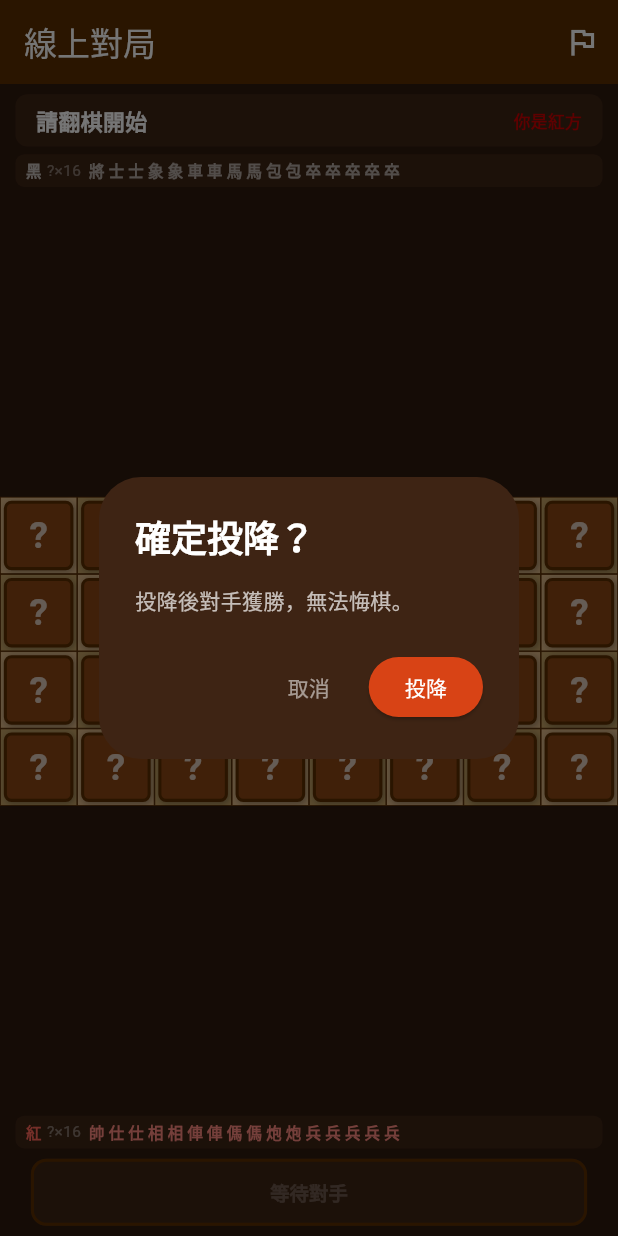
After one commit to c879873067877881111/Fast-Chinese-Chess, a Flutter app: the OnlineGameScreen screen opened directly, after a tap on the "flag" icon, on a phone screen of 412 x 824 dp. The commit adds this screen. Run offline on Flutter 3.47's test engine with Material 3 defaults, Android fonts, the phone set to English and light mode, and no system bars; our stand-ins replace cloud_firestore, firebase_auth, firebase_core, flutter_riverpod; accounts and stored records are empty; network calls fail.

Commit message:
feat: WaitingScreen 配對等待 + OnlineGameScreen 線上對局畫面
WaitingScreen：
- initState 觸發 matchmakingProvider.search(mode)
- 找到對手後設定 onlineRoomIdProvider，pushReplacement 進入對局
- PopScope 攔截返回鍵，先 cancel() 再離開

OnlineGameScreen：
- 狀態列顯示你的回合 / 等待對手 / 連吃中 + 你是紅/黑方
- 對手棋子在上、己方棋子在下
- 非我方回合不顯示合法移動高亮
- 連吃時啟用「停止連吃」按鈕
- 投降二次確認 dialog；遊戲結束顯示勝負橫幅 + 回到大廳

LobbyScreen 加入線上對戰入口（標準模式）

```diff
--- /dev/null
+++ b/lib/presentation/screens/online_game_screen.dart
@@ -0,0 +1,457 @@
+// 線上對戰畫面：狀態列、對手/我方棋子清單、棋盤、結束連吃 / 投降按鈕、結局橫幅
+import 'dart:math';
+import 'package:flutter/material.dart';
+import 'package:flutter_riverpod/flutter_riverpod.dart';
+import '../../core/enums.dart';
+import '../../core/position.dart';
+import '../../domain/entities/board.dart';
+import '../../domain/entities/piece.dart';
+import '../providers/online_game_provider.dart';
+import '../widgets/chess_piece.dart';
+
+class OnlineGameScreen extends ConsumerWidget {
+  const OnlineGameScreen({super.key});
+
+  @override
+  Widget build(BuildContext context, WidgetRef ref) {
+    final onlineState = ref.watch(onlineGameProvider);
+    final notifier = ref.read(onlineGameProvider.notifier);
+    final state = onlineState.gameState;
+
+    final opponentColor = onlineState.myColor == PieceColor.red
+        ? PieceColor.black
+        : PieceColor.red;
+
+    return PopScope(
+      // 遊戲結束後可直接返回；進行中攔截並詢問投降
+      canPop: onlineState.gameOver,
+      onPopInvokedWithResult: (didPop, _) {
+        if (!didPop) _showResignDialog(context, ref, onlineState);
+      },
+      child: Scaffold(
+        backgroundColor: const Color(0xFF2E1A0E),
+        appBar: AppBar(
+          title: Text(_modeName(onlineState.room?.mode)),
+          backgroundColor: const Color(0xFF5C2E00),
+          foregroundColor: Colors.white,
+          actions: [
+            if (!onlineState.gameOver)
+              IconButton(
+                icon: const Icon(Icons.flag_outlined),
+                tooltip: '投降',
+                onPressed: () => _showResignDialog(context, ref, onlineState),
+              ),
+          ],
+        ),
+        body: LayoutBuilder(
+          builder: (context, constraints) {
+            final shortSide = min(constraints.maxWidth, constraints.maxHeight);
+            final scale = (shortSide / 480).clamp(0.6, 1.5);
+
+            return Column(
+              children: [
+                SizedBox(height: 8 * scale),
+                Padding(
+                  padding: EdgeInsets.symmetric(horizontal: 12 * scale),
+                  child: _buildStatusBar(onlineState, scale),
+                ),
+                SizedBox(height: 6 * scale),
+                _buildPieceInventory(state.board, opponentColor, scale),
+                SizedBox(height: 4 * scale),
+                Expanded(
+                  child: Center(
+                    child: _OnlineChessBoardWidget(scale: scale),
+                  ),
+                ),
+                SizedBox(height: 4 * scale),
+                _buildPieceInventory(state.board, onlineState.myColor, scale),
+                SizedBox(height: 8 * scale),
+                Padding(
+                  padding: EdgeInsets.symmetric(horizontal: 24 * scale),
+                  child: _buildActionButton(onlineState, notifier, scale),
+                ),
+                if (onlineState.gameOver)
+                  _buildGameOverBanner(context, onlineState, scale),
+                SizedBox(height: 8 * scale),
+              ],
+            );
+          },
+        ),
+      ),
+    );
+  }
+
+  // ── 狀態列 ──────────────────────────────────────────────────────────────────
+
+  Widget _buildStatusBar(OnlineGameState s, double scale) {
+    final String label;
+    final Color bg;
+
+    if (s.gameOver) {
+      label = '遊戲結束';
+      bg = const Color(0xFF3E2414);
+    } else if (s.gameState.currentTurn == null) {
+      label = '請翻棋開始';
+      bg = const Color(0xFF3E2414);
+    } else if (s.gameState.turnState == TurnState.chainCapture) {
+      label = s.isMyTurn ? '連吃中 — 繼續或結束' : '對手連吃中...';
+      bg = const Color(0xFF4E342E);
+    } else if (s.isMyTurn) {
+      label = '你的回合';
+      bg = const Color(0xFF1B4332);
+    } else {
+      label = '等待對手...';
+      bg = const Color(0xFF3E2414);
+    }
+
+    final myColorLabel = s.myColor == PieceColor.red ? '你是紅方' : '你是黑方';
+    final myColorVal =
+        s.myColor == PieceColor.red ? const Color(0xFFCC0000) : Colors.white60;
+
+    return Container(
+      width: double.infinity,
+      padding:
+          EdgeInsets.symmetric(horizontal: 16 * scale, vertical: 8 * scale),
+      decoration: BoxDecoration(
+        color: bg,
+        borderRadius: BorderRadius.circular(8),
+      ),
+      child: Row(
+        children: [
+          Expanded(
+            child: Text(
+              label,
+              style: TextStyle(
+                color: Colors.white,
+                fontSize: 17 * scale,
+                fontWeight: FontWeight.bold,
+              ),
+            ),
+          ),
+          Text(
+            myColorLabel,
+            style: TextStyle(
+              color: myColorVal,
+              fontSize: 13 * scale,
+              fontWeight: FontWeight.bold,
+            ),
+          ),
+        ],
+      ),
+    );
+  }
+
+  // ── 操作按鈕（結束連吃 / 投降佔位） ─────────────────────────────────────────
+
+  Widget _buildActionButton(
+    OnlineGameState s,
+    OnlineGameStateNotifier notifier,
+    double scale,
+  ) {
+    final isChaining =
+        s.gameState.turnState == TurnState.chainCapture && s.isMyTurn;
+
+    return SizedBox(
+      width: double.infinity,
+      height: 52 * scale,
+      child: ElevatedButton(
+        onPressed: isChaining ? () => notifier.endChain() : null,
+        style: ElevatedButton.styleFrom(
+          backgroundColor:
+              isChaining ? const Color(0xFFD84315) : const Color(0xFF3E2414),
+          foregroundColor: Colors.white,
+          disabledBackgroundColor: const Color(0xFF3E2414),
+          disabledForegroundColor: Colors.white24,
+          shape: RoundedRectangleBorder(
+            borderRadius: BorderRadius.circular(12 * scale),
+            side: BorderSide(
+              color: isChaining
+                  ? const Color(0xFFFF6E40)
+                  : const Color(0xFF5C2E00),
+              width: 2,
+            ),
+          ),
+          elevation: isChaining ? 8 : 2,
+        ),
+        child: Text(
+          isChaining ? '停止連吃' : (s.isMyTurn ? '選棋或翻棋' : '等待對手'),
+          style: TextStyle(
+            fontSize: (isChaining ? 20 : 15) * scale,
+            fontWeight: FontWeight.bold,
+          ),
+        ),
+      ),
+    );
+  }
+
+  // ── 棋子清單 ─────────────────────────────────────────────────────────────────
+
+  Widget _buildPieceInventory(Board board, PieceColor color, double scale) {
+    final captured = board.capturedCounts(color);
+    final faceDown = board.faceDownCount(color);
+    final isRed = color == PieceColor.red;
+    const ranks = [
+      PieceRank.general, PieceRank.advisor, PieceRank.elephant,
+      PieceRank.chariot, PieceRank.horse, PieceRank.cannon, PieceRank.soldier,
+    ];
+    final names = isRed ? Piece.redNames : Piece.blackNames;
+    final pieces = <({String name, bool alive})>[];
+    for (final rank in ranks) {
+      final total = Board.initialCounts[rank]!;
+      final dead = captured[rank] ?? 0;
+      for (var i = 0; i < total; i++) {
+        pieces.add((name: names[rank]!, alive: i < total - dead));
+      }
+    }
+
+    final fs = (12 * scale).clamp(10.0, 18.0);
+
+    return Padding(
+      padding: EdgeInsets.symmetric(horizontal: 12 * scale),
+      child: Container(
+        padding:
+            EdgeInsets.symmetric(horizontal: 8 * scale, vertical: 4 * scale),
+        decoration: BoxDecoration(
+          color: const Color(0xFF3E2414),
+          borderRadius: BorderRadius.circular(6),
+        ),
+        child: Row(
+          children: [
+            Text(
+              isRed ? '紅' : '黑',
+              style: TextStyle(
+                color: isRed
+                    ? const Color(0xFFFF6659)
+                    : Colors.white70,
+                fontSize: fs,
+                fontWeight: FontWeight.bold,
+              ),
+            ),
+            if (faceDown > 0) ...[
+              SizedBox(width: 4 * scale),
+              Text(
+                '?×$faceDown',
+                style: TextStyle(color: Colors.white38, fontSize: fs),
+              ),
+            ],
+            SizedBox(width: 6 * scale),
+            Expanded(
+              child: Wrap(
+                spacing: 3 * scale,
+                children: pieces.map((p) {
+                  return Text(
+                    p.name,
+                    style: TextStyle(
+                      color: p.alive
+                          ? (isRed
+                              ? const Color(0xFFFF8A80)
+                              : Colors.white60)
+                          : Colors.white24,
+                      fontSize: fs,
+                      fontWeight: FontWeight.bold,
+                      decoration:
+                          p.alive ? null : TextDecoration.lineThrough,
+                      decorationColor: Colors.white24,
+                    ),
+                  );
+                }).toList(),
+              ),
+            ),
+          ],
+        ),
+      ),
+    );
+  }
+
+  // ── 遊戲結束橫幅 ──────────────────────────────────────────────────────────────
+
+  Widget _buildGameOverBanner(
+    BuildContext context,
+    OnlineGameState s,
+    double scale,
+  ) {
+    final String resultText;
+    final Color resultColor;
+
+    if (s.winner == null) {
+      resultText = '平局';
+      resultColor = Colors.white70;
+    } else if (s.winner == s.myColor) {
+      resultText = '你贏了！';
+      resultColor = Colors.amber;
+    } else {
+      resultText = '對手獲勝';
+      resultColor = Colors.redAccent;
+    }
+
+    return Container(
+      margin: EdgeInsets.symmetric(horizontal: 16 * scale, vertical: 8 * scale),
+      padding: EdgeInsets.all(16 * scale),
+      decoration: BoxDecoration(
+        color: const Color(0xFF4E342E),
+        borderRadius: BorderRadius.circular(12),
+      ),
+      child: Column(
+        children: [
+          Text(
+            resultText,
+            style: TextStyle(
+              color: resultColor,
+              fontSize: 26 * scale,
+              fontWeight: FontWeight.bold,
+            ),
+          ),
+          SizedBox(height: 14 * scale),
+          ElevatedButton(
+            onPressed: () => Navigator.of(context).pop(),
+            style: ElevatedButton.styleFrom(
+              backgroundColor: const Color(0xFF5C2E00),
+              foregroundColor: Colors.white,
+              padding: EdgeInsets.symmetric(
+                horizontal: 32 * scale,
+                vertical: 12 * scale,
+              ),
+            ),
+            child: Text('回到大廳', style: TextStyle(fontSize: 16 * scale)),
+          ),
+        ],
+      ),
+    );
+  }
+
+  // ── 投降確認 ──────────────────────────────────────────────────────────────────
+
+  void _showResignDialog(
+    BuildContext context,
+    WidgetRef ref,
+    OnlineGameState s,
+  ) {
+    if (s.gameOver) return;
+    showDialog<bool>(
+      context: context,
+      builder: (ctx) => AlertDialog(
+        backgroundColor: const Color(0xFF3E2414),
+        title: const Text('確定投降？',
+            style: TextStyle(color: Colors.white, fontWeight: FontWeight.bold)),
+        content: const Text('投降後對手獲勝，無法悔棋。',
+            style: TextStyle(color: Colors.white70)),
+        actions: [
+          TextButton(
+            onPressed: () => Navigator.of(ctx).pop(false),
+            child: const Text('取消', style: TextStyle(color: Colors.white54)),
+          ),
+          ElevatedButton(
+            onPressed: () => Navigator.of(ctx).pop(true),
+            style: ElevatedButton.styleFrom(
+              backgroundColor: const Color(0xFFD84315),
+              foregroundColor: Colors.white,
+            ),
+            child: const Text('投降'),
+          ),
+        ],
+      ),
+    ).then((confirmed) {
+      if (confirmed == true) {
+        ref.read(onlineGameProvider.notifier).resign();
+      }
+    });
+  }
+
+  String _modeName(GameMode? mode) => switch (mode) {
+        GameMode.standard => '標準模式',
+        GameMode.chainCapture => '連吃模式',
+        GameMode.chainCaptureWithRookRush => '連吃 + 車直衝',
+        null => '線上對局',
+      };
+}
+
+// ── 線上棋盤 Widget ─────────────────────────────────────────────────────────────
+
+class _OnlineChessBoardWidget extends ConsumerWidget {
+  const _OnlineChessBoardWidget({required this.scale});
+
+  final double scale;
+
+  @override
+  Widget build(BuildContext context, WidgetRef ref) {
+    final onlineState = ref.watch(onlineGameProvider);
+    final state = onlineState.gameState;
+    final notifier = ref.read(onlineGameProvider.notifier);
+
+    // 不顯示合法移動：非我方回合 或 blindReveal
+    final showLegal =
+        onlineState.isMyTurn && state.turnState != TurnState.blindReveal;
+
+    final legalMoves = showLegal
+        ? (state.selectedPosition != null
+            ? notifier.getLegalMoves(state.selectedPosition!)
+            : (state.chainPiece != null
+                ? notifier.getLegalMoves(state.chainPiece!)
+                : <Position>[]))
+        : <Position>[];
+
+    return AspectRatio(
+      aspectRatio: 8 / 4,
+      child: LayoutBuilder(
+        builder: (context, constraints) {
+          final cellSize = constraints.maxWidth / 8;
+
+          return GridView.builder(
+            physics: const NeverScrollableScrollPhysics(),
+            gridDelegate: const SliverGridDelegateWithFixedCrossAxisCount(
+              crossAxisCount: 8,
+            ),
+            itemCount: 32,
+            itemBuilder: (context, index) {
+              final row = index ~/ 8;
+              final col = index % 8;
+              final pos = Position(row, col);
+              final piece = state.board.at(pos);
+
+              final isSelected =
+                  state.selectedPosition == pos || state.chainPiece == pos;
+              final isBlindReveal =
+                  state.turnState == TurnState.blindReveal;
+              final isBlindTarget =
+                  isBlindReveal && state.blindTarget == pos;
+              final isBlindAttacker =
+                  isBlindReveal && state.selectedPosition == pos;
+              final isLegal = legalMoves.contains(pos);
+
+              return GestureDetector(
+                onTap: () => notifier.tap(pos),
+                child: Container(
+                  decoration: BoxDecoration(
+                    color: _cellColor(
+                        row, col, isLegal && piece == null, isBlindTarget),
+                    border: Border.all(
+                        color: const Color(0xFF5C2E00), width: 0.5),
+                  ),
+                  padding: EdgeInsets.all(cellSize * 0.04),
+                  child: piece != null
+                      ? ChessPieceWidget(
+                          piece: piece,
+                          cellSize: cellSize,
+                          isSelected: isSelected || isBlindAttacker,
+                          isLegalTarget: isLegal,
+                          isBlindReveal: isBlindTarget,
+                        )
+                      : null,
+                ),
+              );
+            },
+          );
+        },
+      ),
+    );
+  }
+
+  Color _cellColor(
+      int row, int col, bool isLegalEmpty, bool isBlindTarget) {
+    if (isBlindTarget) return const Color(0xFFFFCC80);
+    if (isLegalEmpty) return const Color(0xFFA5D6A7);
+    return (row + col) % 2 == 0
+        ? const Color(0xFFDEB887)
+        : const Color(0xFFC4A265);
+  }
+}
```
Also changed, not shown: lib/presentation/screens/lobby_screen.dart (+47 -1 lines), lib/presentation/screens/waiting_screen.dart (added, +156 -0 lines).
